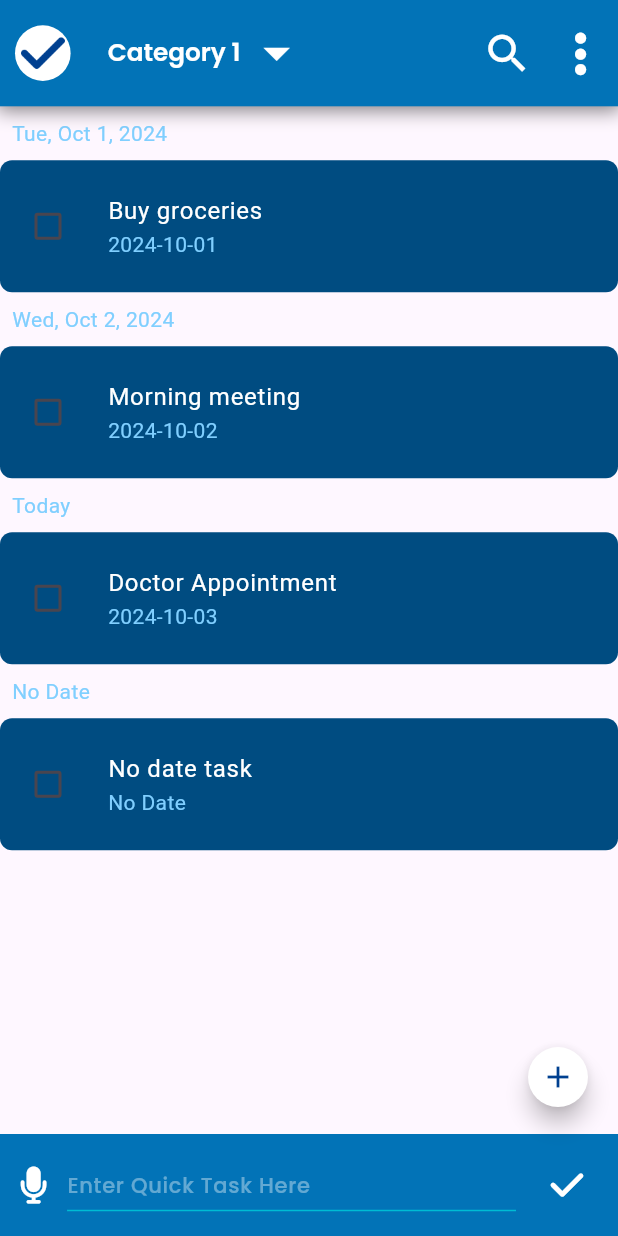
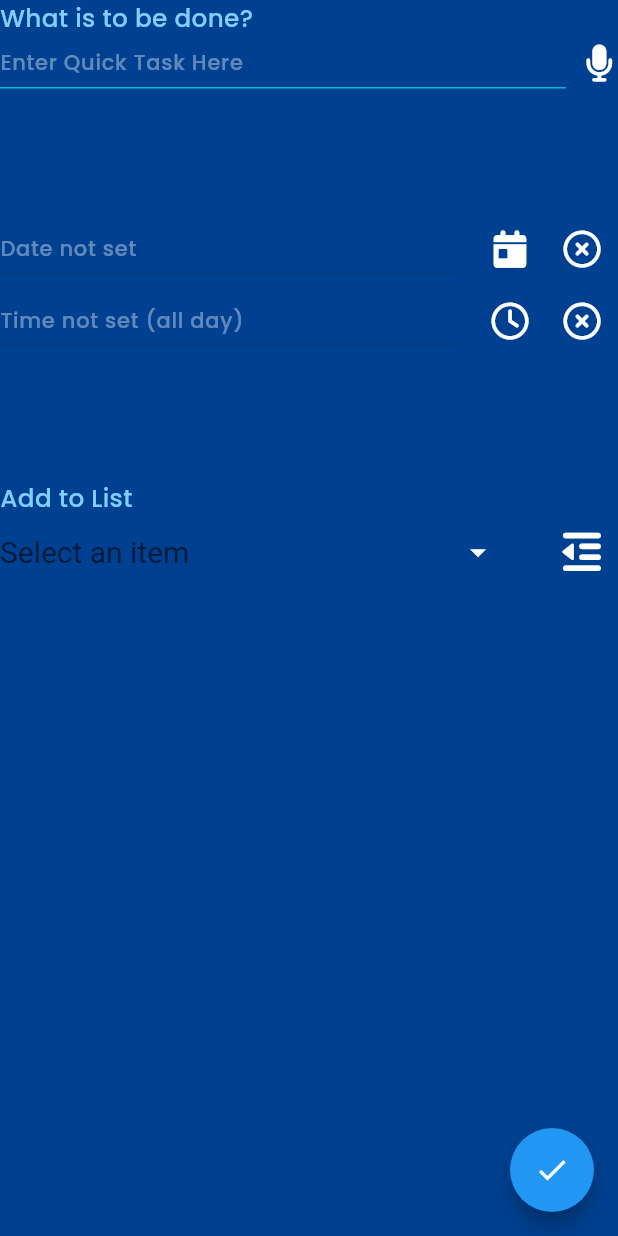
Before and after one commit to Abhaykumarbhumihar/todoapp_provider_getIt, a Flutter app: the screen it shows after launch, on a phone screen of 412 x 824 dp. Run offline on Flutter 3.47's test engine with Material 3 defaults, Android fonts, the phone set to English and light mode, and no system bars; drawn by our look-alikes of grouped_list; our stand-ins replace font_awesome_flutter.

Commit message:
add task ui

```diff
--- a/lib/common/app_component/component.dart
+++ b/lib/common/app_component/component.dart
@@ -1,4 +1,6 @@
 import 'package:flutter/material.dart';
+
+import '../values/app_color.dart';
 
 InputDecoration customInputDecoration({
   required String hintText,
@@ -33,3 +35,13 @@ InputDecoration customInputDecoration({
     contentPadding: contentPadding,
   );
 }
+Widget title({BuildContext? context, String? title, double? screenWidth}) {
+  return Text(
+    "$title",
+    style: TextStyle(
+      color: AppColor.appSubTextColor,
+      fontSize: screenWidth! * 0.04,
+      fontFamily: 'Poppins Medium',
+    ),
+  );
+}
--- a/lib/main.dart
+++ b/lib/main.dart
@@ -1,4 +1,5 @@
 import 'package:flutter/material.dart';
+import 'package:todo_app_provider_getit/pages/addtask/presentation/ui/screen/add_task.dart';
 import 'package:todo_app_provider_getit/pages/all_list/presentation/ui/screen/all_list.dart';
 
 void main() {
@@ -13,7 +14,7 @@ class MyApp extends StatelessWidget {
   Widget build(BuildContext context) {
     return MaterialApp(
       debugShowCheckedModeBanner: false,
-      home: AllList(),
+      home: AddTask(),
     );
   }
 }
--- /dev/null
+++ b/lib/pages/addtask/presentation/ui/component/app_bar.dart
@@ -0,0 +1,53 @@
+import 'package:flutter/cupertino.dart';
+import 'package:flutter/material.dart';
+
+import '../../../../../common/responsive/screenUtils.dart';
+import '../../../../../common/values/app_color.dart';
+class AppBarAddTodo extends StatelessWidget {
+
+  const AppBarAddTodo({Key? key}) : super(key: key);
+
+  @override
+  Widget build(BuildContext context) {
+    double screenWidth = ScreenUtils.width(context);
+
+    return Container(
+      padding: const EdgeInsets.symmetric(horizontal: 14),
+      width: screenWidth,
+      height: ScreenUtils.height(context) * 0.1 - ScreenUtils.height(context) * 0.014,
+      decoration: BoxDecoration(
+        color: AppColor.appBarColor,
+        boxShadow: [
+          BoxShadow(
+            color: Colors.black.withOpacity(0.5),
+            spreadRadius: 2,
+            blurRadius: 10,
+            offset: const Offset(0, 1),
+          ),
+        ],
+      ),
+      child: Row(
+        mainAxisAlignment: MainAxisAlignment.spaceBetween,
+        children: <Widget>[
+          Row(
+            children: <Widget>[
+              const Icon(
+                CupertinoIcons.arrow_left,
+                color: Colors.white,
+              ),
+              SizedBox(width: screenWidth * 0.08),
+              Text(
+                "New Task",
+                style: TextStyle(
+                  color: Colors.white,
+                  fontFamily: 'Poppins SemiBold',
+                  fontSize: screenWidth * 0.04,
+                ),
+              ),
+            ],
+          ),
+        ],
+      ),
+    );
+  }
+}
--- /dev/null
+++ b/lib/pages/addtask/presentation/ui/component/task_category.dart
@@ -0,0 +1,100 @@
+import 'package:flutter/material.dart';
+import 'package:font_awesome_flutter/font_awesome_flutter.dart';
+
+import '../../../../../common/app_component/component.dart';
+
+class TaskCategory {
+  final String categoryName;
+  final int categoryId;
+
+  TaskCategory({required this.categoryName, required this.categoryId});
+}
+
+class AddToListComponent extends StatelessWidget {
+  final TaskCategory? selectedCategory;
+  final VoidCallback? addNewListClick;
+
+  // Static list of Task Categories
+  final List<TaskCategory> dropdownItems = [
+    TaskCategory(categoryName: 'Work', categoryId: 1),
+     TaskCategory(categoryName: 'Personal', categoryId: 2),
+     TaskCategory(categoryName: 'Shopping', categoryId: 3),
+     TaskCategory(categoryName: 'Others', categoryId: 4),
+  ];
+
+   AddToListComponent({
+    Key? key,
+    this.selectedCategory,
+    this.addNewListClick,
+  }) : super(key: key);
+
+  @override
+  Widget build(BuildContext context) {
+    double screenWidth = MediaQuery.of(context).size.width;
+
+    return Column(
+      crossAxisAlignment: CrossAxisAlignment.start,
+      children: <Widget>[
+        // Example title widget, replace with your actual title widget
+
+        title(
+          context: context!,
+          screenWidth: screenWidth!,
+          title: 'Add to List',
+        ),
+        Row(
+          children: <Widget>[
+            Expanded(
+              flex: 1,
+              child: Padding(
+                padding: EdgeInsets.only(right: screenWidth * 0.08),
+                child: DropdownButton<TaskCategory>(
+                  padding: EdgeInsets.zero,
+                  isExpanded: true,
+                  value: selectedCategory,
+                  hint: const Text('Select an item'),
+                  dropdownColor: Colors.blueAccent,
+                  icon: Icon(
+                    Icons.arrow_drop_down,
+                    color: Colors.white,
+                    size: screenWidth * 0.06,
+                  ),
+                  style: const TextStyle(color: Colors.black, fontSize: 20),
+                  underline: const SizedBox(),
+                  alignment: Alignment.centerLeft,
+                  items: dropdownItems.map((TaskCategory item) {
+                    return DropdownMenuItem<TaskCategory>(
+                      value: item,
+                      child: Text(
+                        item.categoryName,
+                        style: TextStyle(
+                          color: Colors.white,
+                          fontFamily: 'Poppins Medium',
+                          fontSize: screenWidth * 0.04,
+                        ),
+                      ),
+                    );
+                  }).toList(),
+                  onChanged: (TaskCategory? newValue) {
+                    if (newValue != null) {
+                      print('Selected category: ${newValue.categoryName}');
+                    }
+                  },
+                ),
+              ),
+            ),
+            IconButton(
+              onPressed: addNewListClick,
+              icon: Icon(
+                FontAwesomeIcons.outdent,
+                color: Colors.white,
+                size: screenWidth * 0.07,
+              ),
+            ),
+          ],
+        ),
+      ],
+    );
+  }
+
+}
--- /dev/null
+++ b/lib/pages/addtask/presentation/ui/screen/add_task.dart
@@ -0,0 +1,163 @@
+import 'package:flutter/material.dart';
+import 'package:font_awesome_flutter/font_awesome_flutter.dart';
+
+import '../../../../../common/app_component/component.dart';
+import '../../../../../common/responsive/screenUtils.dart';
+import '../../../../../common/values/app_color.dart';
+import '../component/task_category.dart';
+
+class AddTask extends StatelessWidget {
+  AddTask({super.key});
+
+  TextEditingController? taskNameController = TextEditingController();
+  TextEditingController? dueDateController = TextEditingController();
+  TextEditingController? timeController = TextEditingController();
+
+  @override
+  Widget build(BuildContext context) {
+    double screenWidth = ScreenUtils.width(context);
+    double screenHeight = ScreenUtils.height(context);
+    return SafeArea(
+        child: Scaffold(
+      resizeToAvoidBottomInset: true,
+      backgroundColor: AppColor.backgroundColor,
+      body: SizedBox(
+        width: screenWidth,
+        height: screenHeight,
+        child: SingleChildScrollView(
+          child: Column(children: <Widget>[
+            /*add titile of todo-task view */
+            Column(
+              crossAxisAlignment: CrossAxisAlignment.start,
+              children: <Widget>[
+                title(
+                  context: context!,
+                  screenWidth: screenWidth!,
+                  title: "What is to be done?",
+                ),
+                Row(
+                  children: <Widget>[
+                    Expanded(
+                      child: TextField(
+                        controller: taskNameController,
+                        style: TextStyle(
+                          color: Colors.white,
+                          fontSize: screenWidth * 0.04,
+                          fontFamily: "Poppins Medium",
+                        ),
+                        decoration: customInputDecoration(
+                          isDense: true,
+                          hintText: "Enter Quick Task Here",
+                        ),
+                      ),
+                    ),
+                    const SizedBox(width: 10),
+                    Icon(
+                      FontAwesomeIcons.microphone,
+                      color: Colors.white,
+                      size: screenWidth * 0.06,
+                    ),
+                  ],
+                )
+              ],
+            ),
+            SizedBox(height: screenHeight * 0.1),
+            Row(
+              children: <Widget>[
+                Expanded(
+                  child: TextField(
+                    controller: dueDateController,
+                    enabled: false,
+                    style: TextStyle(
+                      color: Colors.white,
+                      fontSize: screenWidth! * 0.04,
+                      fontFamily: "Poppins Medium",
+                    ),
+                    decoration: customInputDecoration(
+                      isDense: true,
+                      hintText: "Date not set",
+                    ),
+                  ),
+                ),
+                SizedBox(width: 10),
+                IconButton(
+                    padding: EdgeInsets.zero,
+                    onPressed: () {},
+                    icon: Icon(
+                      FontAwesomeIcons.calendarDay,
+                      color: Colors.white,
+                      size: screenWidth * 0.06,
+                    )),
+                IconButton(
+                    padding: EdgeInsets.zero,
+                    onPressed: () {},
+                    icon: Icon(
+                      FontAwesomeIcons.circleXmark,
+                      color: Colors.white,
+                      size: screenWidth * 0.06,
+                    ))
+              ],
+            ),
+            Row(
+              children: <Widget>[
+                Expanded(
+                  child: TextField(
+                    controller: timeController,
+                    enabled: false,
+                    style: TextStyle(
+                      color: Colors.white,
+                      fontSize: screenWidth! * 0.04,
+                      fontFamily: "Poppins Medium",
+                    ),
+                    decoration: customInputDecoration(
+                      isDense: true,
+                      hintText: "Time not set (all day)",
+                    ),
+                  ),
+                ),
+                const SizedBox(width: 10),
+                IconButton(
+                    onPressed: () {},
+                    icon: Icon(
+                      FontAwesomeIcons.clock,
+                      color: Colors.white,
+                      size: screenWidth * 0.06,
+                    )),
+                IconButton(
+                    padding: EdgeInsets.zero,
+                    onPressed: () {},
+                    icon: Icon(
+                      FontAwesomeIcons.circleXmark,
+                      color: Colors.white,
+                      size: screenWidth * 0.06,
+                    ))
+              ],
+            ),
+            SizedBox(height: screenHeight * 0.1),
+            AddToListComponent(
+              selectedCategory: null, // Or pass a selected TaskCategory object
+              addNewListClick: () {
+                print("Add New List clicked!");
+              },
+            )
+          ]),
+        ),
+      ),
+      floatingActionButton: FloatingActionButton(
+        onPressed: () {},
+        backgroundColor: Colors.blue,
+        foregroundColor: Colors.white,
+        elevation: 6.0,
+        mini: false,
+        shape: RoundedRectangleBorder(
+          borderRadius: BorderRadius.circular(screenWidth),
+        ),
+        tooltip: 'Add Item',
+        child: const Icon(
+          Icons.check,
+          color: Colors.white,
+        ),
+      ),
+    ));
+  }
+}
--- a/lib/pages/all_list/presentation/ui/screen/all_list.dart
+++ b/lib/pages/all_list/presentation/ui/screen/all_list.dart
@@ -18,6 +18,8 @@ class AllList extends StatelessWidget {
 
     return SafeArea(
         child: Scaffold(
+          resizeToAvoidBottomInset: true,
+          backgroundColor: AppColor.backgroundColor,
       appBar: PreferredSize(
           preferredSize: Size.fromHeight(ScreenUtils.height(context) * 0.1),
           child: const AppBarComponent()),
```
